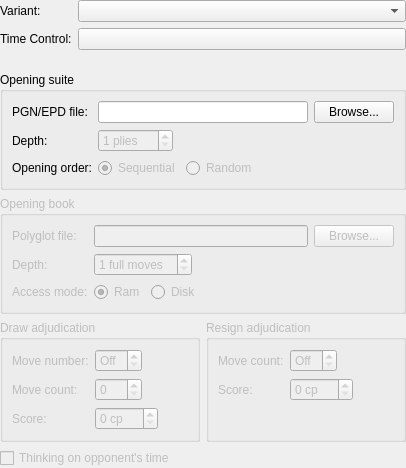
Above: projects/gui/ui/gamesettingswidget.ui from cutechess/cutechess before the change. Below: the same form after it.
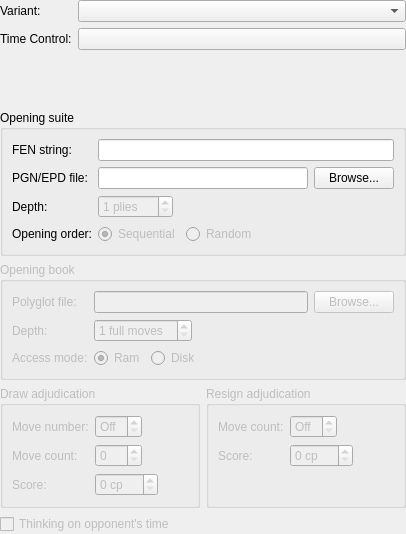
That is the form after the change.

Commit message: gui: starting FEN can be set in GameSettingsWidget (#82)

The edit to the form file:
```diff
--- a/projects/gui/ui/gamesettingswidget.ui
+++ b/projects/gui/ui/gamesettingswidget.ui
@@ -7,7 +7,7 @@
     <x>0</x>
     <y>0</y>
     <width>406</width>
-    <height>468</height>
+    <height>534</height>
    </rect>
   </property>
   <property name="windowTitle">
@@ -72,7 +72,7 @@
       <property name="fieldGrowthPolicy">
        <enum>QFormLayout::ExpandingFieldsGrow</enum>
       </property>
-      <item row="0" column="0">
+      <item row="1" column="0">
        <widget class="QLabel" name="m_pgnEpdLabel">
         <property name="text">
          <string>PGN/EPD file:</string>
@@ -82,7 +82,7 @@
         </property>
        </widget>
       </item>
-      <item row="0" column="1">
+      <item row="1" column="1">
        <layout class="QHBoxLayout" name="horizontalLayout_2">
         <item>
          <widget class="QLineEdit" name="m_openingSuiteEdit"/>
@@ -96,7 +96,7 @@
         </item>
        </layout>
       </item>
-      <item row="2" column="0">
+      <item row="3" column="0">
        <widget class="QLabel" name="m_openingOrderLabel">
         <property name="text">
          <string>Opening order:</string>
@@ -106,7 +106,7 @@
         </property>
        </widget>
       </item>
-      <item row="2" column="1">
+      <item row="3" column="1">
        <layout class="QHBoxLayout" name="horizontalLayout_3">
         <item>
          <widget class="QRadioButton" name="m_seqOrderRadio">
@@ -146,14 +146,14 @@
         </item>
        </layout>
       </item>
-      <item row="1" column="0">
+      <item row="2" column="0">
        <widget class="QLabel" name="m_openingSuiteDepth">
         <property name="text">
          <string>Depth:</string>
         </property>
        </widget>
       </item>
-      <item row="1" column="1">
+      <item row="2" column="1">
        <widget class="QSpinBox" name="m_openingSuiteDepthSpin">
         <property name="enabled">
          <bool>false</bool>
@@ -169,6 +169,20 @@
         </property>
        </widget>
       </item>
+      <item row="0" column="0">
+       <widget class="QLabel" name="m_fenLabel">
+        <property name="text">
+         <string>FEN string:</string>
+        </property>
+       </widget>
+      </item>
+      <item row="0" column="1">
+       <widget class="QLineEdit" name="m_fenEdit">
+        <property name="maxLength">
+         <number>128</number>
+        </property>
+       </widget>
+      </item>
      </layout>
     </widget>
    </item>
```
The commit also changes 3 other files.
